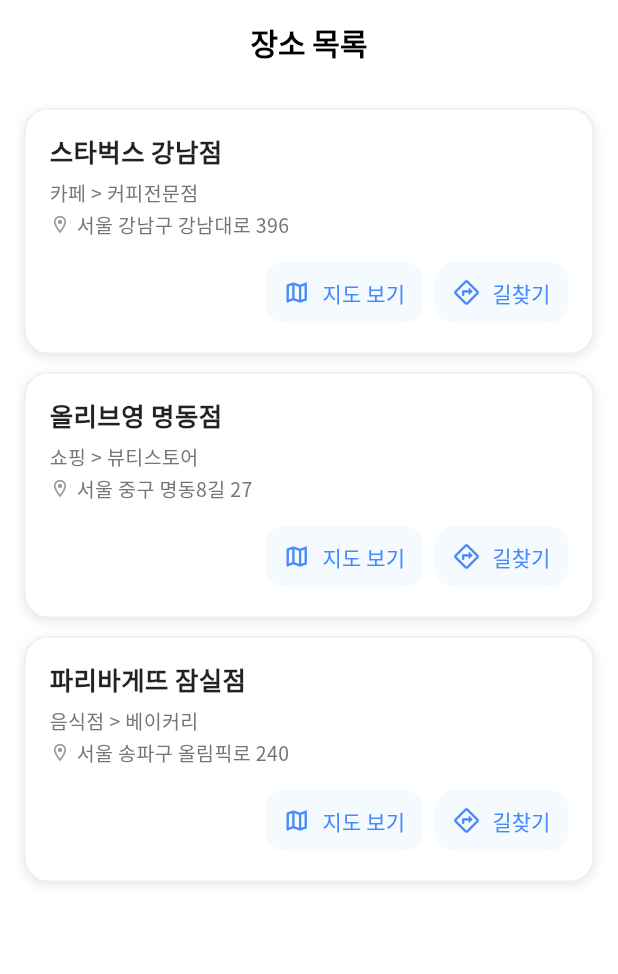
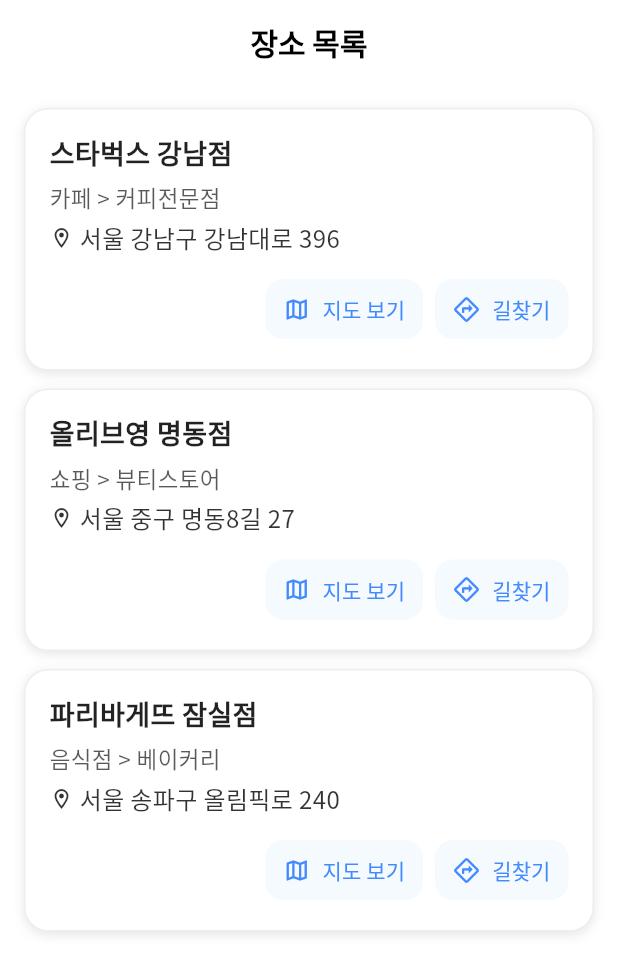
Before and after one commit to daehan-lim/flutter-widget-test, a Flutter app: the PlaceListPage screen opened directly, on a phone screen of 412 x 824 dp. Shown: the top 974 px of the screen. Run offline on Flutter 3.47's test engine with Material 3 defaults, Android fonts, the phone set to English and light mode, and no system bars; our stand-ins replace cached_network_image, flutter_markdown, flutter_riverpod, image_picker; missing offline and left inert: flutter_inappwebview.

Commit message:
add more files and refactor

```diff
--- a/lib/ui/maps_intent/page.dart
+++ b/lib/ui/maps_intent/page.dart
@@ -72,7 +72,7 @@ class PlaceListPage extends StatelessWidget {
               border: Border.all(color: Colors.grey.shade200),
               boxShadow: [
                 BoxShadow(
-                  color: Colors.black.withOpacity(0.1),
+                  color: Colors.black.withValues(alpha: 0.1),
                   blurRadius: 6,
                   offset: const Offset(0, 2),
                 ),
@@ -85,7 +85,7 @@ class PlaceListPage extends StatelessWidget {
                 Text(
                   location.title,
                   style: const TextStyle(
-                    fontSize: 17,
+                    fontSize: 18,
                     fontWeight: FontWeight.w600,
                     color: Colors.black87,
                   ),
@@ -94,22 +94,22 @@ class PlaceListPage extends StatelessWidget {
                 Text(
                   location.category,
                   style: TextStyle(
-                    fontSize: 13,
-                    color: Colors.grey.shade600,
+                    fontSize: 15,
+                    color: Colors.black.withValues(alpha: 0.65),
                   ),
                 ),
-                const SizedBox(height: 2),
+                const SizedBox(height: 5),
                 Row(
                   children: [
-                    const Icon(Icons.location_on_outlined,
-                        size: 14, color: Colors.grey),
+                    Icon(Icons.location_on_outlined,
+                        size: 16, color: Colors.black.withValues(alpha: 0.8)),
                     const SizedBox(width: 4),
                     Flexible(
                       child: Text(
                         location.roadAddress,
                         style: TextStyle(
-                          fontSize: 13,
-                          color: Colors.grey.shade600,
+                          fontSize: 16,
+                          color: Colors.black.withValues(alpha: 0.8),
                         ),
                       ),
                     ),
@@ -158,7 +158,7 @@ class PlaceListPage extends StatelessWidget {
       ),
       style: TextButton.styleFrom(
         padding: const EdgeInsets.symmetric(horizontal: 12, vertical: 8),
-        backgroundColor: Colors.blue.withOpacity(0.05),
+        backgroundColor: Colors.blue.withValues(alpha: 0.05),
         shape: RoundedRectangleBorder(
           borderRadius: BorderRadius.circular(12),
         ),
--- a/lib/ui/navigation/navigation_test.dart
+++ b/lib/ui/navigation/navigation_test.dart
@@ -21,6 +21,8 @@ import 'package:first_app/ui/test_spinner.dart';
 import 'package:first_app/ui/test_stack.dart';
 import 'package:first_app/ui/test_stateful.dart';
 
+import '../animations/animation.dart';
+
 class NavigationTest extends StatelessWidget {
   const NavigationTest({super.key});
 
@@ -28,6 +30,7 @@ class NavigationTest extends StatelessWidget {
   Widget build(BuildContext context) {
     // List of all pages with their titles
     final pages = [
+      ('AnimatedAlignExmple', AnimatedAlignExmple()),
       ('PlaceListPage', PlaceListPage()),
       ('TestImagePicker', TestImagePicker()),
       ('PrettyTextFieldDemo', PrettyTextFieldDemo()),
--- a/lib/ui/test_grid_view.dart
+++ b/lib/ui/test_grid_view.dart
@@ -1,4 +1,3 @@
-import 'package:cached_network_image/cached_network_image.dart';
 import 'package:first_app/utils/app_cached_image.dart';
 import 'package:flutter/material.dart';
 
```
Also changed, not shown: lib/ui/animations/animation.dart (added, +39 -0 lines), 1 other file.
